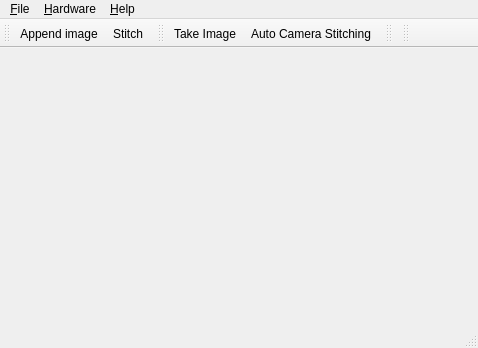
First picture: the form in ui/mainwin.ui, repository Christian-Kr/microscope, before the edit.
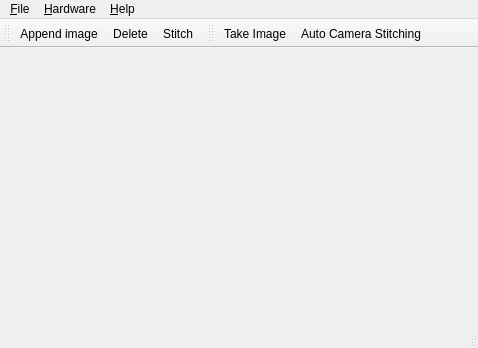
Second picture: the form after the edit. Icons and pictures are not drawn.

Commit message: Allow image remove from list

The edit to the form file:
```diff
--- a/ui/mainwin.ui
+++ b/ui/mainwin.ui
@@ -74,6 +74,7 @@
     <bool>false</bool>
    </attribute>
    <addaction name="actAppendImage"/>
+   <addaction name="actDeleteImage"/>
    <addaction name="actImageStitching"/>
   </widget>
   <widget class="QToolBar" name="tbCamera">
@@ -89,28 +90,6 @@
    <addaction name="actTakeImage"/>
    <addaction name="actAutoCamStit"/>
   </widget>
-  <widget class="QToolBar" name="tbStitchingTools">
-   <property name="windowTitle">
-    <string>toolBar</string>
-   </property>
-   <attribute name="toolBarArea">
-    <enum>TopToolBarArea</enum>
-   </attribute>
-   <attribute name="toolBarBreak">
-    <bool>false</bool>
-   </attribute>
-  </widget>
-  <widget class="QToolBar" name="toolBar">
-   <property name="windowTitle">
-    <string>toolBar</string>
-   </property>
-   <attribute name="toolBarArea">
-    <enum>TopToolBarArea</enum>
-   </attribute>
-   <attribute name="toolBarBreak">
-    <bool>false</bool>
-   </attribute>
-  </widget>
   <action name="actTakeImage">
    <property name="text">
     <string>Take Image</string>
```
Left out of the diff: 12 changed lines with no effect on the pictures. The commit also changes 9 other files.
